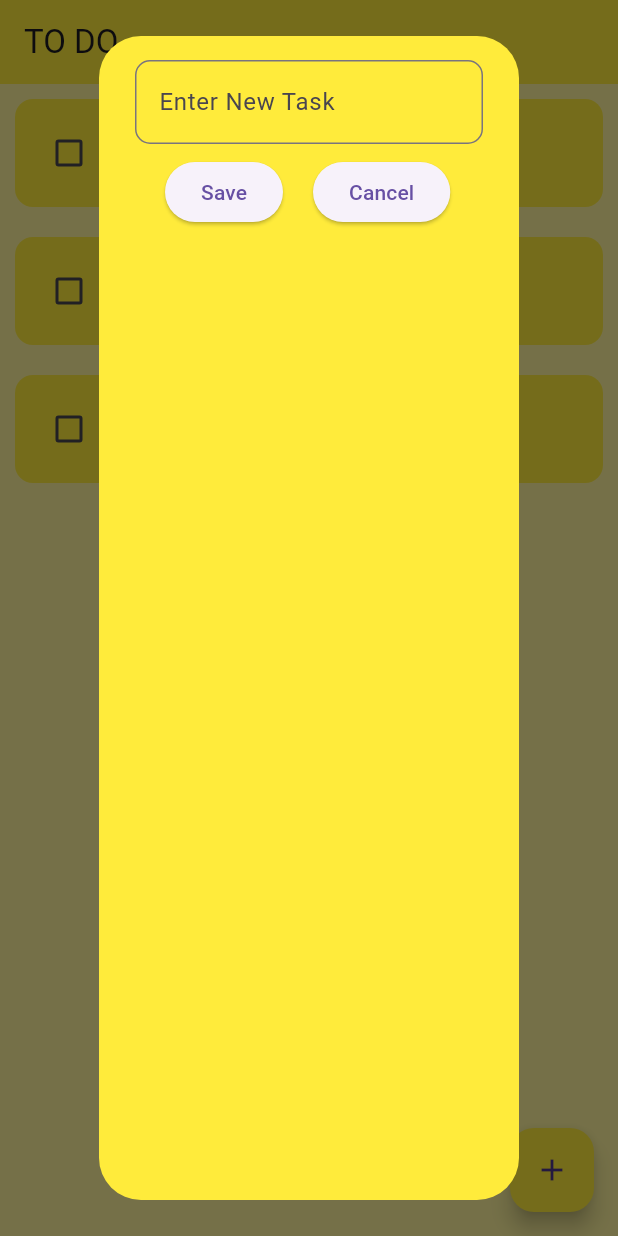
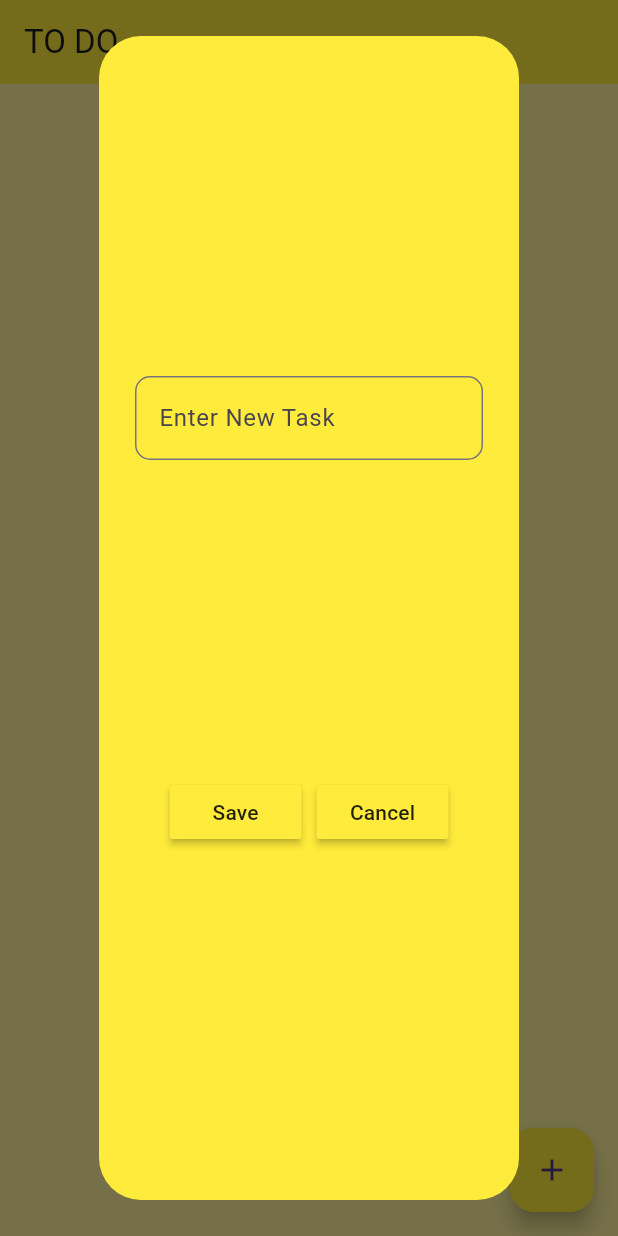
Before and after one commit to PrinceNanaPoku/TodoApp, a Flutter app: the screen it shows after launch, after a tap on the "add" icon, on a phone screen of 412 x 824 dp. Run offline on Flutter 3.47's test engine with Material 3 defaults, Android fonts, the phone set to English and light mode, and no system bars.

Commit message:
added functionality to the save and cancel button

```diff
--- a/myapp/lib/pages/home_page.dart
+++ b/myapp/lib/pages/home_page.dart
@@ -11,11 +11,9 @@ class HomePage extends StatefulWidget {
 }
 
 class _HomePageState extends State<HomePage> {
-  List todoList = [
-    ['Write Code', false],
-    ['Go Swimming', false],
-    ['Cook Supper', false],
-  ];
+  //Text Controller
+  final _controller = TextEditingController();
+  List todoList = [];
 
   //Check box was tapped
   void checkBoxChanged(bool? value, int index) {
@@ -24,11 +22,28 @@ class _HomePageState extends State<HomePage> {
     });
   }
 
+  //Save New Task
+  void saveNewTask() {
+    setState(() {
+      todoList.add(
+        [
+          _controller.text,
+          false,
+        ],
+      );
+      Navigator.of(context).pop();
+    });
+  }
+
   void addNewTask() {
     showDialog(
         context: context,
         builder: (context) {
-          return const DialogBox();
+          return DialogBox(
+            controller: _controller,
+            onSave: saveNewTask,
+            onCancel: () => Navigator.of(context).pop(),
+          );
         });
   }
 
--- a/myapp/lib/util/button.dart
+++ b/myapp/lib/util/button.dart
@@ -1,29 +1,20 @@
 import 'package:flutter/material.dart';
 
 class MyButton extends StatelessWidget {
-  void saveNewTask() {}
-  void cancelNewTask() {}
-  const MyButton({super.key});
+  final String text;
+  final VoidCallback onPressed;
+  const MyButton({
+    super.key,
+    required this.text,
+    required this.onPressed,
+  });
 
   @override
   Widget build(BuildContext context) {
-    return Padding(
-      padding: const EdgeInsets.only(top: 8.0),
-      child: Row(
-        children: [
-          Padding(
-            padding: const EdgeInsets.only(left: 20.0, right: 20.0),
-            child: ElevatedButton(
-              onPressed: saveNewTask,
-              child: const Text('Save'),
-            ),
-          ),
-          ElevatedButton(
-            onPressed: cancelNewTask,
-            child: const Text('Cancel'),
-          ),
-        ],
-      ),
+    return MaterialButton(
+      color: Colors.yellow,
+      onPressed: onPressed,
+      child: Text(text),
     );
   }
 }
--- a/myapp/lib/util/dialog_box.dart
+++ b/myapp/lib/util/dialog_box.dart
@@ -2,7 +2,15 @@ import 'package:flutter/material.dart';
 import 'package:myapp/util/button.dart';
 
 class DialogBox extends StatelessWidget {
-  const DialogBox({super.key});
+  final controller;
+  final VoidCallback onSave;
+  final VoidCallback onCancel;
+  const DialogBox({
+    super.key,
+    required this.controller,
+    required this.onSave,
+    required this.onCancel,
+  });
 
   @override
   Widget build(BuildContext context) {
@@ -12,8 +20,10 @@ class DialogBox extends StatelessWidget {
 
           //TextField to add new task
           Column(
+        mainAxisAlignment: MainAxisAlignment.spaceEvenly,
         children: [
           TextField(
+            controller: controller,
             decoration: InputDecoration(
               hintText: 'Enter New Task',
               border: OutlineInputBorder(
@@ -21,8 +31,24 @@ class DialogBox extends StatelessWidget {
               ),
             ),
           ),
-          //Save and Cancel Button
-          const MyButton(),
+          //Save Button
+          Row(
+            mainAxisAlignment: MainAxisAlignment.center,
+            children: [
+              MyButton(
+                text: 'Save',
+                onPressed: onSave,
+              ),
+              const SizedBox(
+                width: 10.0,
+              ),
+              //Cancel Button
+              MyButton(
+                text: 'Cancel',
+                onPressed: onCancel,
+              ),
+            ],
+          )
         ],
       ),
     );
```
